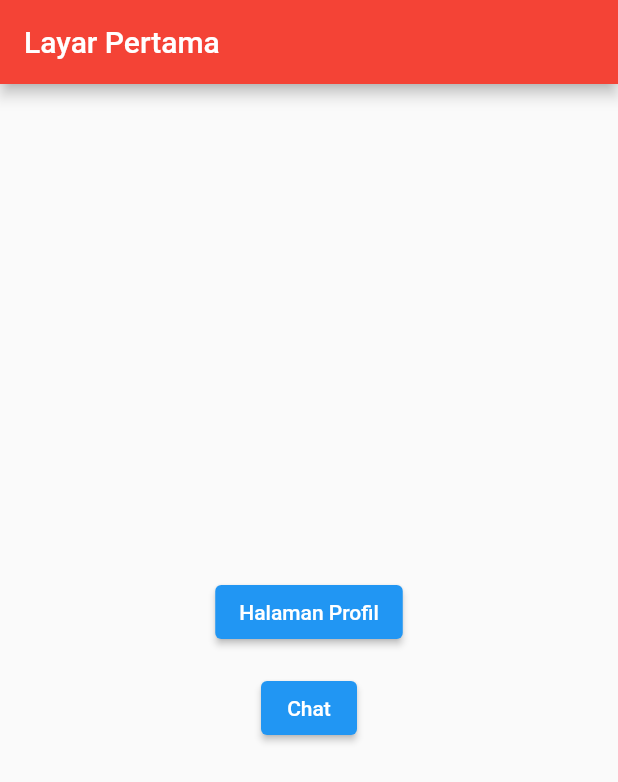
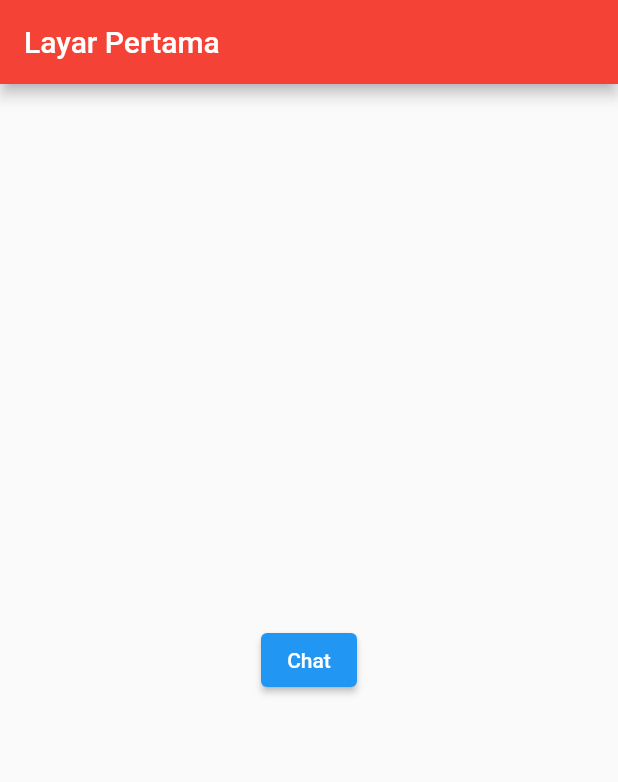
Before and after one commit to K-gultom/Kelompok_PCS, a Flutter app: the screen it shows after launch, on a phone screen of 412 x 824 dp. Shown: the top 782 px of the screen. Run offline on Flutter 3.47's test engine with Material 2 defaults, Android fonts, the phone set to English and light mode, and no system bars.

Commit message:
fitur chat

```diff
--- a/master_application_kelompok_3/lib/firstscreen.dart
+++ b/master_application_kelompok_3/lib/firstscreen.dart
@@ -1,7 +1,7 @@
 import 'package:flutter/material.dart';
 
 class firstscreen extends StatelessWidget {
-  const firstscreen({Key? key}) : super(key: key);
+  const firstscreen ({super.key});
 
   @override
   Widget build(BuildContext context) {
@@ -11,25 +11,14 @@ class firstscreen extends StatelessWidget {
         title: const Text('Layar Pertama'),
       ),
       body: Center(
-        child: Column(
-          mainAxisAlignment: MainAxisAlignment.center,
-          children: [
-            ElevatedButton(
-              child: Text("Halaman Profil"),
-              onPressed: () {
-                Navigator.pushNamed(context, '/dwiandi');
-              },
+        child: ElevatedButton(
+          child: Text("Chat"),
+          onPressed: () {
+            Navigator.pushNamed(context,'/chat');
+          },
+        ),
             ),
-            SizedBox(height: 16),
-            ElevatedButton(
-              child: Text("Chat"),
-              onPressed: () {
-               Navigator.pushNamed(context, '/chat');
-              },
-            ),
-          ],
-        ),
-      ),
+
     );
   }
 }
--- a/master_application_kelompok_3/lib/routes.dart
+++ b/master_application_kelompok_3/lib/routes.dart
@@ -1,7 +1,7 @@
 import 'package:flutter/material.dart';
 import 'package:master_application_kelompok_3/chat.dart';
 import 'package:master_application_kelompok_3/firstscreen.dart';
-import 'package:master_application_kelompok_3/dwiandi.dart';
+
 
 class RouteGenerator {
   static Route<dynamic> generateRoute(RouteSettings settings) {
@@ -13,10 +13,6 @@ class RouteGenerator {
           builder: (_) => firstscreen()
           );
 
-      case '/dwiandi':
-          return MaterialPageRoute(
-            builder: (_) => dwiandi()
-        );
         case'/chat':
         return MaterialPageRoute(
           builder: (_) => ChatPage()
```
Also changed, not shown: master_application_kelompok_3/lib/dwiandi.dart (deleted, +0 -54 lines).
